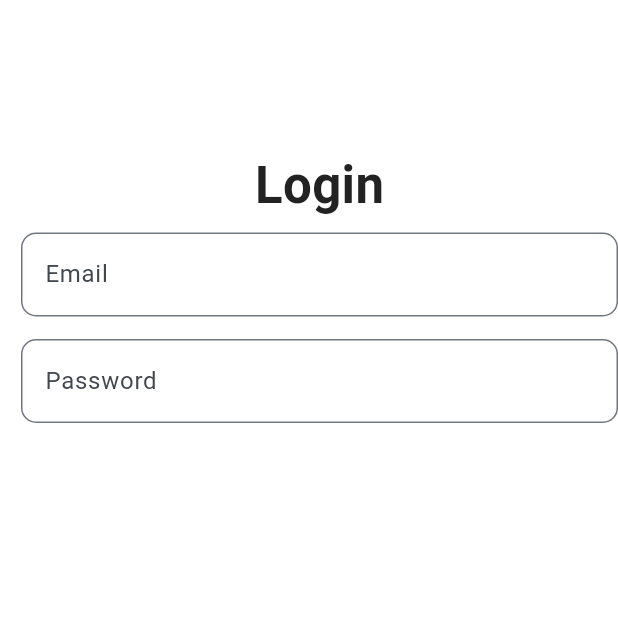
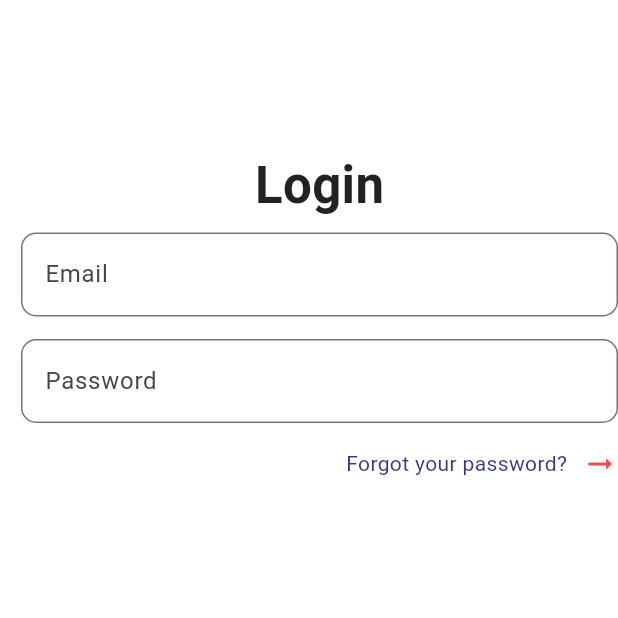
Before and after one commit to Abdelfatah-Darwish/Flutter-Ecommerce-App, a Flutter app: the screen it shows after launch, on a phone screen of 412 x 824 dp, the top half of it. Run offline on Flutter 3.47's test engine with Material 3 defaults, Android fonts, the phone set to English and light mode, and no system bars; Roboto replaces fonts that are missing (Metropolis).

Commit message:
create forget your password

```diff
--- a/lib/views/pages/login_page.dart
+++ b/lib/views/pages/login_page.dart
@@ -46,6 +46,36 @@ class _LoginPageState extends State<LoginPage> {
                   labelText: 'Password',
                   validator: 'Please enter your password',
                 ),
+                const SizedBox(height: 15),
+                Row(
+                  mainAxisAlignment: MainAxisAlignment.end,
+                  children: [
+                    InkWell(
+                      onTap: () {
+                        Navigator.push(
+                          context,
+                          MaterialPageRoute(
+                            builder: (context) => const Text('Forgot Password'),
+                          ),
+                        );
+                      },
+                      child: Text(
+                        'Forgot your password?',
+                        style: TextStyle(
+                          color: Theme.of(context).colorScheme.primary,
+                          // decoration: TextDecoration.underline,
+                        ),
+                      ),
+                    ),
+                    const SizedBox(width: 10),
+                    Icon(
+                      Icons.arrow_right_alt_rounded,
+                      size: 24,
+                      color: Theme.of(context).colorScheme.error,
+                    ),
+                  ],
+                ),
+
               ],
             ),
           ),
```
